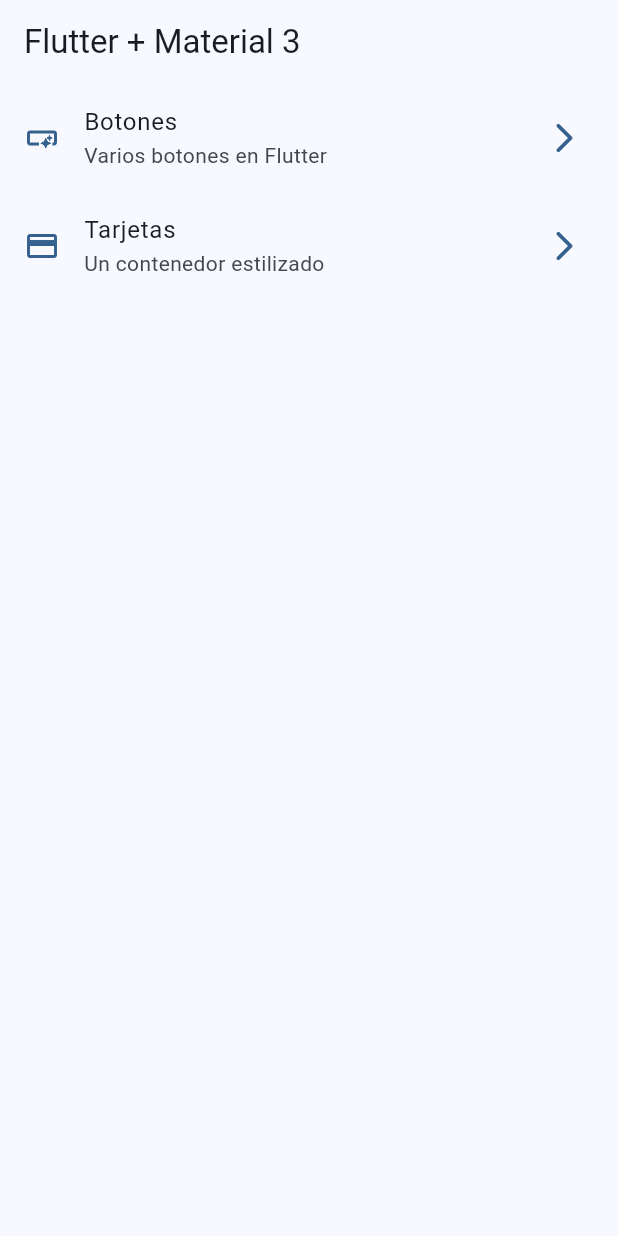
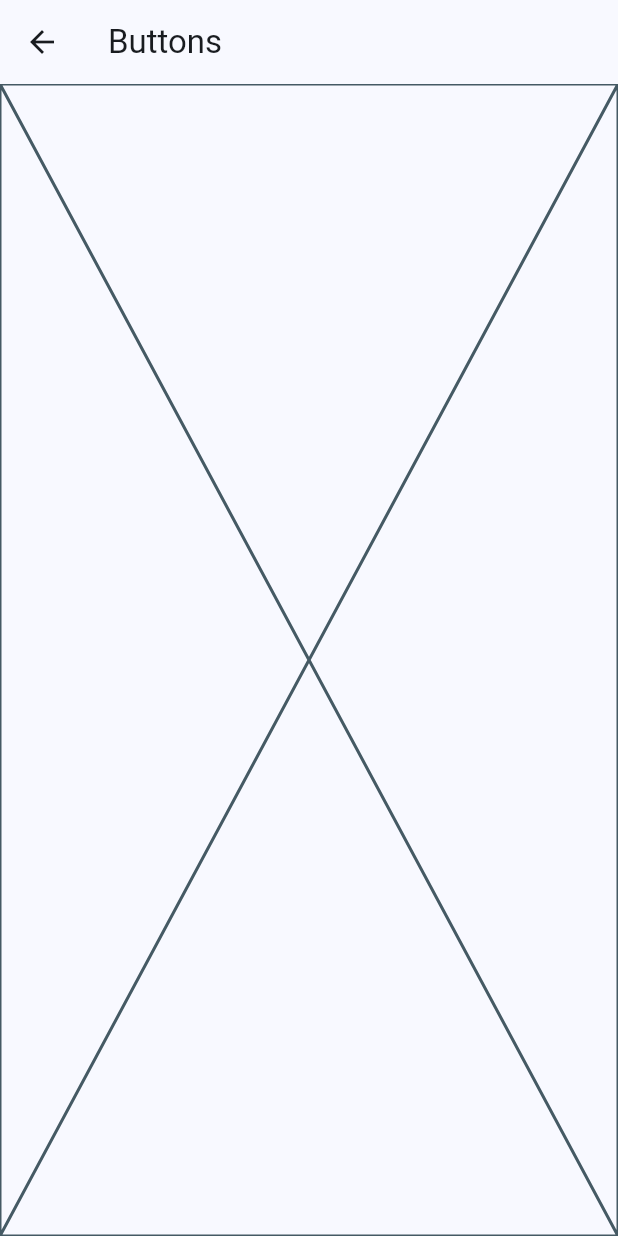
Before and after one commit to ingnelsonus/widgets_app, a Flutter app: the screen it shows after launch, after a tap on "Botones", on a phone screen of 412 x 824 dp. Run offline on Flutter 3.47's test engine with Material 2 defaults, Android fonts, the phone set to English and light mode, and no system bars.

```diff
--- a/lib/config/menu/menu_items.dart
+++ b/lib/config/menu/menu_items.dart
@@ -24,7 +24,7 @@ class MenuItem {
   MenuItem(
       title: 'Tarjetas',
       subTitle: 'Un contenedor estilizado',
-      link: '/card',
+      link: '/cards',
       icon: Icons.credit_card
       ),
   ];
--- a/lib/main.dart
+++ b/lib/main.dart
@@ -1,5 +1,7 @@
 import 'package:flutter/material.dart';
 import 'package:widgets_app/config/theme/app_theme.dart';
+import 'package:widgets_app/presentation/screens/buttons/buttons_screen.dart';
+import 'package:widgets_app/presentation/screens/cards/cards_screen.dart';
 import 'package:widgets_app/presentation/screens/home/home_screen.dart';
 
 void main() {
@@ -14,7 +16,11 @@ class MainApp extends StatelessWidget {
     return  MaterialApp(
       debugShowCheckedModeBanner: false,
       theme: AppTheme(selectedColor: 0).getTheme(),
-      home: const HomeScreen()
+      home: const HomeScreen(),
+      routes:{
+        '/buttons':(context) => const ButtonsScreen(),
+        '/cards': (context) => const CardsScreen()
+      }
     );
   }
 }
--- /dev/null
+++ b/lib/presentation/screens/buttons/buttons_screen.dart
@@ -0,0 +1,15 @@
+import 'package:flutter/material.dart';
+
+class ButtonsScreen extends StatelessWidget {
+  const ButtonsScreen({super.key});
+
+  @override
+  Widget build(BuildContext context) {
+    return Scaffold(
+      appBar: AppBar(
+        title: const Text('Buttons'),
+      ),
+      body: const Placeholder(),
+    );
+  }
+}
--- a/lib/presentation/screens/home/home_screen.dart
+++ b/lib/presentation/screens/home/home_screen.dart
@@ -1,5 +1,6 @@
 import 'package:flutter/material.dart';
 import 'package:widgets_app/config/menu/menu_items.dart';
+import 'package:widgets_app/presentation/screens/buttons/buttons_screen.dart';
 
 import '../../../config/theme/app_theme.dart';
 
@@ -46,12 +47,18 @@ class _CustomListTitle extends StatelessWidget {
     final colors = Theme.of(context).colorScheme;
 
     return ListTile(
-      leading: Icon(menuItem.icon,color: colors.primary),
-      trailing: Icon(Icons.arrow_forward_ios_rounded,color: colors.primary),
+      leading: Icon(menuItem.icon, color: colors.primary),
+      trailing: Icon(Icons.arrow_forward_ios_rounded, color: colors.primary),
       title: Text(menuItem.title),
       subtitle: Text(menuItem.subTitle),
-      onTap: () => () {
-        //TODO: Navegar a otra pantalla.
+      onTap: () {
+        // Navigator.of(context).push(
+        //     MaterialPageRoute(
+        //       builder: (context) => const ButtonsScreen()
+        //     )
+        // );
+
+        Navigator.pushNamed(context, menuItem.link);
       },
       onLongPress: () {},
     );
```
Also changed, not shown: lib/presentation/screens/cards/cards_screen.dart (added, +16 -0 lines).
